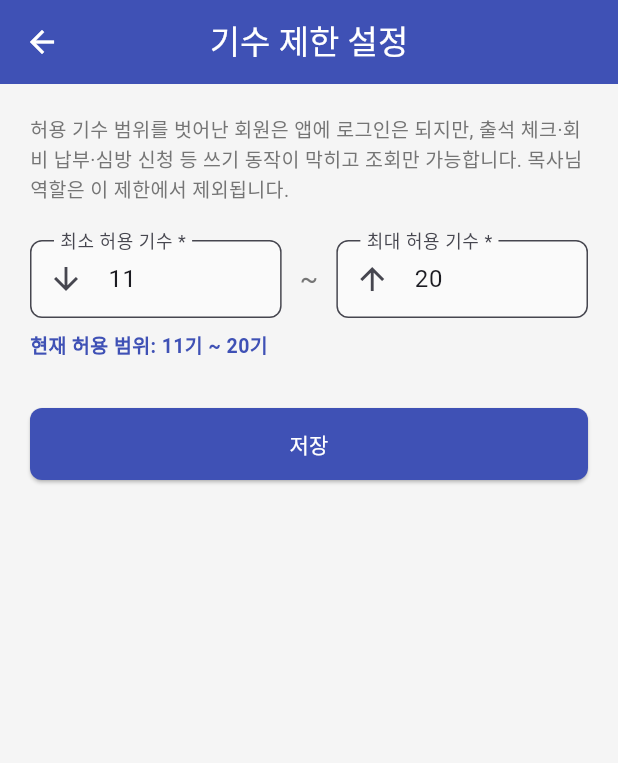
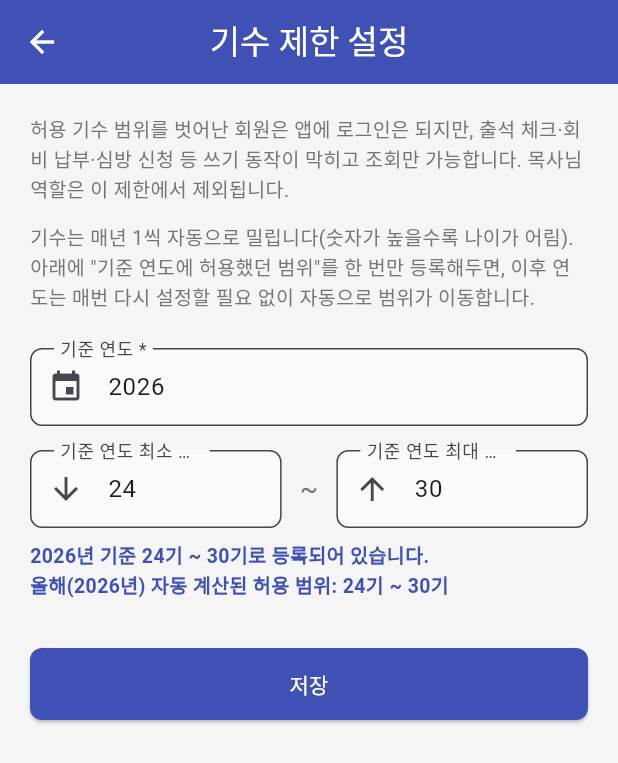
Before and after one commit to luiscjh/woogyocheong, a Flutter app: the CohortSettingsScreen screen opened directly, on a phone screen of 412 x 824 dp. Shown: the top 763 px of the screen. Run offline on Flutter 3.47's test engine with Material 3 defaults, Android fonts, the phone set to English and light mode, and no system bars; our stand-ins replace cached_network_image, carousel_slider, cloud_firestore, file_picker, firebase_auth, firebase_core and 3 more; missing offline and left inert: dart:html, excel; accounts and stored records are empty.

Commit message:
기수 제한 설정 자동화(연도별 자동 이동)
관리자가 매년 허용 기수 범위를 직접 재입력하지 않도록, 기준 연도와 그
해의 범위만 등록하면 이후 연도는 자동으로 범위가 이동하게 변경했다.
2026년 24~30기 기준으로 데모 데이터와 문서도 갱신했다.

Co-Authored-By: Claude Sonnet 5 <noreply@anthropic.com>
Claude-Session: https://claude.ai/code/session_01CpFDC6npfnrJHhPQ5GBXV2

```diff
--- a/lib/models/app_settings_model.dart
+++ b/lib/models/app_settings_model.dart
@@ -1,35 +1,51 @@
 import 'package:cloud_firestore/cloud_firestore.dart';
 
 // 앱 전역 설정(단일 레코드). 현재는 기수 기반 이용 제한 기준만 담고 있음
+//
+// 기수는 매년 1씩 올라가고(숫자가 높을수록 나이가 어림) 허용 범위도 그대로
+// 따라 밀려야 하므로, 관리자가 매년 min/max를 다시 입력하는 대신 "기준 연도에
+// 어떤 범위였는지"만 한 번 등록해두면 이후 연도는 자동 계산한다.
+// 예: 2026년 기준 24~30기로 등록 -> 2027년엔 자동으로 25~31기
 class AppSettingsModel {
-  // 관리자가 직접 지정하는 허용 기수 범위 [minAllowedCohort, maxAllowedCohort]
-  final int minAllowedCohort;
-  final int maxAllowedCohort;
+  final int baseYear;
+  final int baseMinCohort;
+  final int baseMaxCohort;
 
   const AppSettingsModel({
-    required this.minAllowedCohort,
-    required this.maxAllowedCohort,
+    required this.baseYear,
+    required this.baseMinCohort,
+    required this.baseMaxCohort,
   });
+
+  int minAllowedCohortFor(int year) => baseMinCohort + (year - baseYear);
+  int maxAllowedCohortFor(int year) => baseMaxCohort + (year - baseYear);
+
+  int get minAllowedCohort => minAllowedCohortFor(DateTime.now().year);
+  int get maxAllowedCohort => maxAllowedCohortFor(DateTime.now().year);
 
   factory AppSettingsModel.fromFirestore(DocumentSnapshot doc) {
     final data = doc.data() as Map<String, dynamic>? ?? {};
+    final now = DateTime.now().year;
     return AppSettingsModel(
-      minAllowedCohort: data['minAllowedCohort'] ?? 1,
-      maxAllowedCohort: data['maxAllowedCohort'] ?? 1,
+      baseYear: data['baseYear'] ?? now,
+      baseMinCohort: data['baseMinCohort'] ?? 1,
+      baseMaxCohort: data['baseMaxCohort'] ?? 1,
     );
   }
 
   Map<String, dynamic> toMap() {
     return {
-      'minAllowedCohort': minAllowedCohort,
-      'maxAllowedCohort': maxAllowedCohort,
+      'baseYear': baseYear,
+      'baseMinCohort': baseMinCohort,
+      'baseMaxCohort': baseMaxCohort,
     };
   }
 
-  AppSettingsModel copyWith({int? minAllowedCohort, int? maxAllowedCohort}) {
+  AppSettingsModel copyWith({int? baseYear, int? baseMinCohort, int? baseMaxCohort}) {
     return AppSettingsModel(
-      minAllowedCohort: minAllowedCohort ?? this.minAllowedCohort,
-      maxAllowedCohort: maxAllowedCohort ?? this.maxAllowedCohort,
+      baseYear: baseYear ?? this.baseYear,
+      baseMinCohort: baseMinCohort ?? this.baseMinCohort,
+      baseMaxCohort: baseMaxCohort ?? this.baseMaxCohort,
     );
   }
 }
--- a/lib/screens/admin/cohort_settings_screen.dart
+++ b/lib/screens/admin/cohort_settings_screen.dart
@@ -5,6 +5,9 @@ import '../../utils/constants.dart';
 
 // 관리자 전용: 기수 기반 이용 제한 기준(허용 기수 범위)을 설정하는 화면.
 // 허용 범위를 벗어난 기수의 회원은 로그인은 되지만 조회만 가능해짐(목사님 제외)
+//
+// 기수는 매년 자동으로 1씩 밀리므로(숫자가 높을수록 나이가 어림), 관리자는
+// "기준 연도에 허용했던 범위"만 한 번 입력해두면 그 이후 연도는 자동 계산된다.
 class CohortSettingsScreen extends StatefulWidget {
   const CohortSettingsScreen({super.key});
 
@@ -15,6 +18,7 @@ class CohortSettingsScreen extends StatefulWidget {
 class _CohortSettingsScreenState extends State<CohortSettingsScreen> {
   final _service = FirestoreService();
   final _formKey = GlobalKey<FormState>();
+  late final TextEditingController _yearCtrl;
   late final TextEditingController _minCtrl;
   late final TextEditingController _maxCtrl;
   bool _isLoading = false;
@@ -23,12 +27,14 @@ class _CohortSettingsScreenState extends State<CohortSettingsScreen> {
   @override
   void initState() {
     super.initState();
+    _yearCtrl = TextEditingController();
     _minCtrl = TextEditingController();
     _maxCtrl = TextEditingController();
   }
 
   @override
   void dispose() {
+    _yearCtrl.dispose();
     _minCtrl.dispose();
     _maxCtrl.dispose();
     super.dispose();
@@ -36,6 +42,7 @@ class _CohortSettingsScreenState extends State<CohortSettingsScreen> {
 
   Future<void> _save() async {
     if (!_formKey.currentState!.validate()) return;
+    final year = int.parse(_yearCtrl.text.trim());
     final min = int.parse(_minCtrl.text.trim());
     final max = int.parse(_maxCtrl.text.trim());
     if (min > max) {
@@ -46,7 +53,7 @@ class _CohortSettingsScreenState extends State<CohortSettingsScreen> {
     }
     setState(() => _isLoading = true);
     try {
-      final settings = AppSettingsModel(minAllowedCohort: min, maxAllowedCohort: max);
+      final settings = AppSettingsModel(baseYear: year, baseMinCohort: min, baseMaxCohort: max);
       await _service.updateAppSettings(settings);
       if (mounted) {
         ScaffoldMessenger.of(context).showSnackBar(
@@ -70,10 +77,12 @@ class _CohortSettingsScreenState extends State<CohortSettingsScreen> {
           }
           final settings = snap.data;
           if (settings != null && !_initialized) {
-            _minCtrl.text = settings.minAllowedCohort.toString();
-            _maxCtrl.text = settings.maxAllowedCohort.toString();
+            _yearCtrl.text = settings.baseYear.toString();
+            _minCtrl.text = settings.baseMinCohort.toString();
+            _maxCtrl.text = settings.baseMaxCohort.toString();
             _initialized = true;
           }
+          final currentYear = DateTime.now().year;
           return SingleChildScrollView(
             padding: const EdgeInsets.all(20),
             child: Form(
@@ -87,13 +96,27 @@ class _CohortSettingsScreenState extends State<CohortSettingsScreen> {
                     ' 제외됩니다.',
                     style: TextStyle(color: AppColors.textSecondary, fontSize: 13),
                   ),
+                  const SizedBox(height: 12),
+                  const Text(
+                    '기수는 매년 1씩 자동으로 밀립니다(숫자가 높을수록 나이가 어림). 아래에 '
+                    '"기준 연도에 허용했던 범위"를 한 번만 등록해두면, 이후 연도는 매번 다시 '
+                    '설정할 필요 없이 자동으로 범위가 이동합니다.',
+                    style: TextStyle(color: AppColors.textSecondary, fontSize: 13),
+                  ),
                   const SizedBox(height: 24),
+                  TextFormField(
+                    controller: _yearCtrl,
+                    decoration: const InputDecoration(labelText: '기준 연도 *', prefixIcon: Icon(Icons.event)),
+                    keyboardType: TextInputType.number,
+                    validator: (v) => (v == null || int.tryParse(v.trim()) == null) ? '숫자를 입력해 주세요.' : null,
+                  ),
+                  const SizedBox(height: 16),
                   Row(
                     children: [
                       Expanded(
                         child: TextFormField(
                           controller: _minCtrl,
-                          decoration: const InputDecoration(labelText: '최소 허용 기수 *', prefixIcon: Icon(Icons.arrow_downward)),
+                          decoration: const InputDecoration(labelText: '기준 연도 최소 허용 기수 *', prefixIcon: Icon(Icons.arrow_downward)),
                           keyboardType: TextInputType.number,
                           validator: (v) => (v == null || int.tryParse(v.trim()) == null) ? '숫자를 입력해 주세요.' : null,
                         ),
@@ -104,7 +127,7 @@ class _CohortSettingsScreenState extends State<CohortSettingsScreen> {
                       Expanded(
                         child: TextFormField(
                           controller: _maxCtrl,
-                          decoration: const InputDecoration(labelText: '최대 허용 기수 *', prefixIcon: Icon(Icons.arrow_upward)),
+                          decoration: const InputDecoration(labelText: '기준 연도 최대 허용 기수 *', prefixIcon: Icon(Icons.arrow_upward)),
                           keyboardType: TextInputType.number,
                           validator: (v) => (v == null || int.tryParse(v.trim()) == null) ? '숫자를 입력해 주세요.' : null,
                         ),
@@ -114,7 +137,10 @@ class _CohortSettingsScreenState extends State<CohortSettingsScreen> {
                   const SizedBox(height: 8),
                   if (settings != null)
                     Text(
-                      '현재 허용 범위: ${settings.minAllowedCohort}기 ~ ${settings.maxAllowedCohort}기',
+                      '${settings.baseYear}년 기준 ${settings.baseMinCohort}기 ~ ${settings.baseMaxCohort}기로 '
+                      '등록되어 있습니다.\n'
+                      '올해($currentYear년) 자동 계산된 허용 범위: '
+                      '${settings.minAllowedCohortFor(currentYear)}기 ~ ${settings.maxAllowedCohortFor(currentYear)}기',
                       style: const TextStyle(color: AppColors.primary, fontWeight: FontWeight.w600, fontSize: 13),
                     ),
                   const SizedBox(height: 32),
--- a/lib/services/demo_data.dart
+++ b/lib/services/demo_data.dart
@@ -55,10 +55,10 @@ class DemoData {
     UserModel(uid: 'newfamilyleader001', name: '장리더', email: 'leader1@church.com', phone: '010-6666-7777', role: 'small_leader', department: AppTeams.newFamilyTeam, joinDate: DateTime(2023, 3, 1)),
     UserModel(uid: 'newfamilyleader002', name: '윤리더', email: 'leader2@church.com', phone: '010-6666-8888', role: 'small_leader', department: AppTeams.newFamilyTeam, joinDate: DateTime(2023, 6, 1)),
     // 팀원
-    // cohort=19: 현재 기수(20) 허용 범위(11~20) 안 — 정상 이용 데모용
-    UserModel(uid: 'member001', name: '이청년', email: 'lee@church.com', phone: '010-2345-6789', role: 'member', department: 'A-1', joinDate: DateTime(2021, 3, 1), birthDate: DateTime(2001, 4, 12), cohort: 19),
-    // cohort=5: 현재 기수(20) 허용 범위(11~20) 밖 — 기수 제한(읽기 전용) 데모용
-    UserModel(uid: 'member002', name: '박믿음', email: 'park@church.com', phone: '010-3456-7890', role: 'member', department: 'A-2', joinDate: DateTime(2021, 6, 1), birthDate: DateTime(1994, 9, 3), cohort: 5),
+    // cohort=27: 2026년 허용 범위(24~30) 안 — 정상 이용 데모용
+    UserModel(uid: 'member001', name: '이청년', email: 'lee@church.com', phone: '010-2345-6789', role: 'member', department: 'A-1', joinDate: DateTime(2021, 3, 1), birthDate: DateTime(2001, 4, 12), cohort: 27),
+    // cohort=15: 2026년 허용 범위(24~30) 밖(너무 나이 많음) — 기수 제한(읽기 전용) 데모용
+    UserModel(uid: 'member002', name: '박믿음', email: 'park@church.com', phone: '010-3456-7890', role: 'member', department: 'A-2', joinDate: DateTime(2021, 6, 1), birthDate: DateTime(1994, 9, 3), cohort: 15),
     UserModel(uid: 'member003', name: '최소망', email: 'choi@church.com', phone: '010-4567-8901', role: 'member', department: 'A-1', joinDate: DateTime(2022, 1, 1)),
     UserModel(uid: 'member004', name: '정사랑', email: 'jung@church.com', phone: '010-5678-9012', role: 'member', department: 'B-1', joinDate: DateTime(2022, 3, 1)),
     UserModel(uid: 'member005', name: '강기쁨', email: 'kang@church.com', phone: '010-6789-0123', role: 'member', department: 'B-2', joinDate: DateTime(2022, 6, 1)),
@@ -93,7 +93,8 @@ class DemoData {
   final List<NotificationModel> _notifications = [];
 
   // 앱 전역 설정(단일 레코드) — 기수 기반 이용 제한 기준
-  AppSettingsModel _settings = const AppSettingsModel(minAllowedCohort: 11, maxAllowedCohort: 20);
+  // 2026년 기준 24~30기가 대상 → 2027년엔 자동으로 25~31기로 이동
+  AppSettingsModel _settings = const AppSettingsModel(baseYear: 2026, baseMinCohort: 24, baseMaxCohort: 30);
 
   // StreamControllers
   final _usersCtrl = StreamController<List<UserModel>>.broadcast();
```
Also changed, not shown: 우교청_개발일지.txt (+34 -1 lines), 우교청_데모계정.txt (+11 -7 lines).
